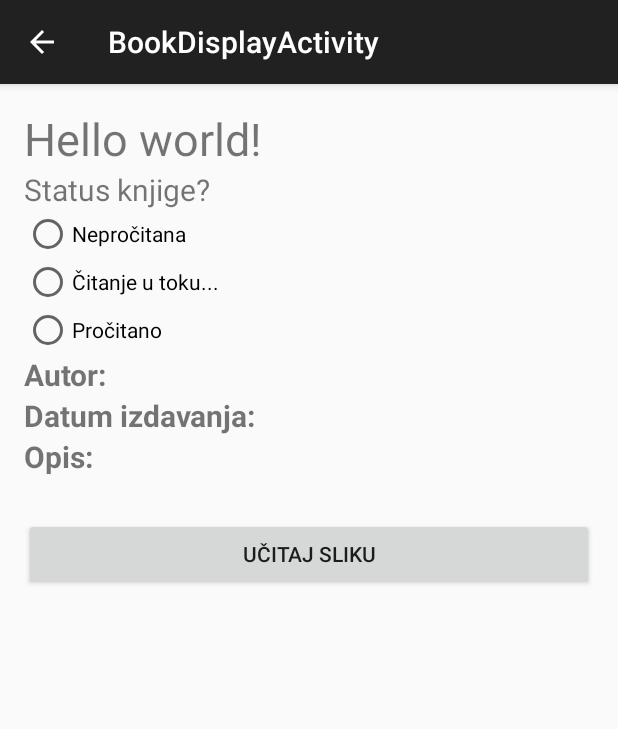
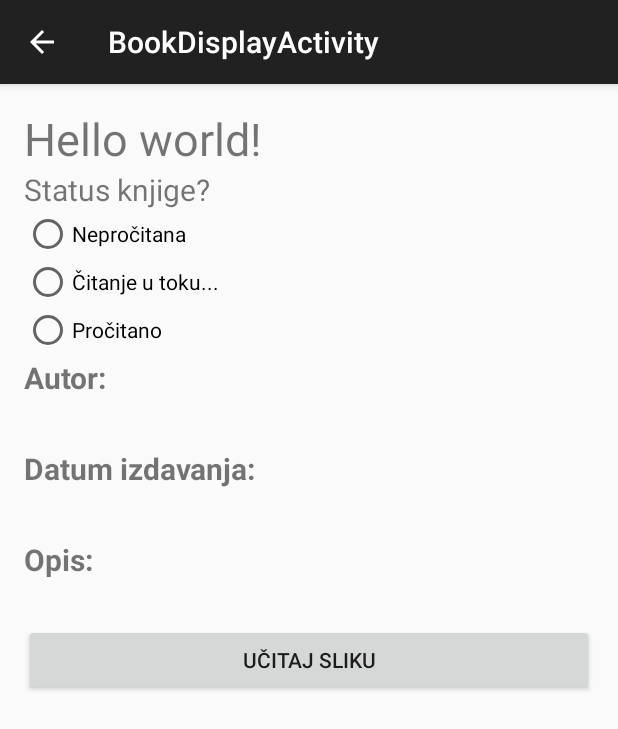
Before and after one commit to SumejjaPorca/PKKSBookDiary, an Android app: the BookDisplayActivity screen opened directly, with no data from a screen before it, on a phone screen of 412 x 824 dp. Shown: the top 729 px of the screen. Run offline under Robolectric (Android 15) with nearby library versions, the phone set to English and light mode, and no system bars; 6 statements that could not run were skipped.

Commit message:
Changed book display look

```diff
--- a/MyApplication/app/src/main/res/layout/activity_book_display.xml
+++ b/MyApplication/app/src/main/res/layout/activity_book_display.xml
@@ -6,11 +6,15 @@
     android:paddingBottom="@dimen/activity_vertical_margin"
     tools:context="ba.unsa.etf.pkks.sil.myapplication.BookDisplayActivity">
 
+
+    <ScrollView
+        android:layout_width="match_parent"
+        android:layout_height="wrap_content"
+        android:id="@+id/scrollView">
         <LinearLayout
             android:layout_width="fill_parent"
             android:layout_height="wrap_content"
             android:orientation="vertical">
-
 
             <TextView android:text="@string/hello_world" android:layout_width="wrap_content"
                 style="@style/MediumText"
@@ -42,58 +46,65 @@
             </RadioGroup>
 
             <LinearLayout
-        android:layout_width="wrap_content"
+                android:layout_width="match_parent"
                 android:layout_height="wrap_content"
-        android:orientation="horizontal">
+                android:orientation="vertical"
+                android:layout_marginTop="2dp"
+                android:layout_marginBottom="2dp">
 
                 <TextView android:text="@string/author_label" android:layout_width="fill_parent"
                     style="@style/SmallText" android:textStyle="bold"
-            android:layout_height="wrap_content" android:id="@+id/book_display_author_label"/>
+                    android:layout_height="wrap_content" />
 
                 <TextView android:text="" android:layout_width="fill_parent"
                     style="@style/SmallText"
-            android:layout_height="wrap_content" android:id="@+id/book_display_author"/>
+                    android:layout_height="wrap_content"
+                    android:id="@+id/book_display_author"/>
 
             </LinearLayout>
 
             <LinearLayout
-        android:layout_width="wrap_content"
+                android:layout_width="match_parent"
                 android:layout_height="wrap_content"
-        android:orientation="horizontal">
+                android:orientation="vertical"
+                android:layout_marginTop="4dp"
+                android:layout_marginBottom="2dp">
 
-        <TextView android:text="@string/date_label" android:layout_width="fill_parent"
+                <TextView android:text="@string/date_label" android:layout_width="match_parent"
                     style="@style/SmallText" android:textStyle="bold"
-            android:layout_height="wrap_content" android:id="@+id/book_display_date_label"/>
+                    android:layout_height="wrap_content"/>
 
-        <TextView android:text="" android:layout_width="fill_parent"
+                <TextView android:text="" android:layout_width="match_parent"
                     style="@style/SmallText"
                     android:layout_height="wrap_content" android:id="@+id/book_display_date"/>
             </LinearLayout>
 
             <LinearLayout
-        android:layout_width="wrap_content"
+                android:layout_width="match_parent"
                 android:layout_height="wrap_content"
-        android:orientation="vertical">
+                android:orientation="vertical"
+                android:layout_marginTop="4dp"
+                android:layout_marginBottom="2dp">
 
-        <TextView android:text="@string/desc_label" android:layout_width="fill_parent"
+                <TextView android:text="@string/desc_label" android:layout_width="match_parent"
                     style="@style/SmallText" android:textStyle="bold"
-            android:layout_height="wrap_content" android:id="@+id/book_display_desc_label"/>
+                    android:layout_height="wrap_content"/>
 
-        <TextView android:text="" android:layout_width="fill_parent"
-            style="@style/SmallText" android:textStyle="italic"
+                <TextView android:text="" android:layout_width="match_parent"
+                    style="@style/SmallText"
                     android:layout_height="wrap_content" android:id="@+id/book_display_desc"/>
             </LinearLayout>
 
             <ImageView
                 android:id="@+id/imgView"
-            android:layout_width="fill_parent"
+                android:layout_width="match_parent"
                 android:layout_height="wrap_content"
                 android:layout_weight="1" >
             </ImageView>
 
             <Button
                 android:id="@+id/buttonLoadPicture"
-            android:layout_width="fill_parent"
+                android:layout_width="match_parent"
                 android:layout_height="wrap_content"
                 android:layout_gravity="center"
                 android:layout_weight="0"
@@ -101,4 +112,5 @@
                 android:text="@string/load_pic_label" >
             </Button>
         </LinearLayout>
+    </ScrollView>
 </RelativeLayout>
```
Lines whose indentation alone changed are shown as unchanged.
